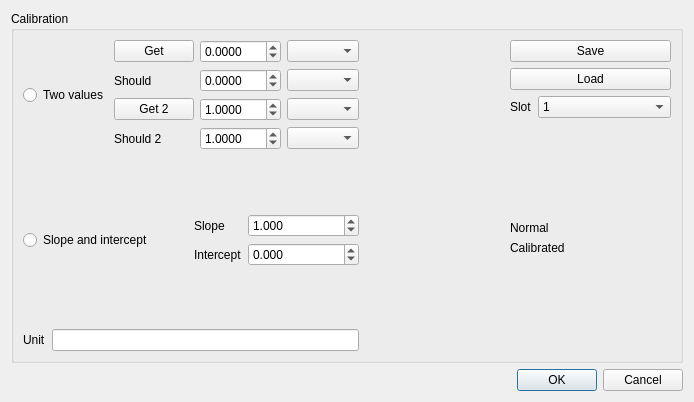
Old version of the form MeasurementValueLogging/ui_data/deviceSettingsDialog.ui in the repository leezu/MeasurementValueLogging.
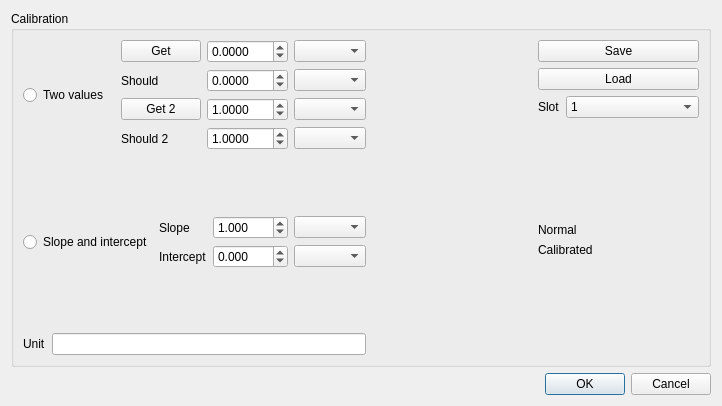
New version of the form.

Commit message: Refactoring and reworking of deviceSettings

What changed in the file:
```diff
--- a/MeasurementValueLogging/ui_data/deviceSettingsDialog.ui
+++ b/MeasurementValueLogging/ui_data/deviceSettingsDialog.ui
@@ -6,8 +6,8 @@
    <rect>
     <x>0</x>
     <y>0</y>
-    <width>694</width>
-    <height>402</height>
+    <width>722</width>
+    <height>406</height>
    </rect>
   </property>
   <property name="windowTitle">
@@ -225,22 +225,6 @@
               </property>
              </widget>
             </item>
-            <item row="0" column="1">
-             <widget class="QDoubleSpinBox" name="slope">
-              <property name="decimals">
-               <number>3</number>
-              </property>
-              <property name="minimum">
-               <double>-100.000000000000000</double>
-              </property>
-              <property name="maximum">
-               <double>100.000000000000000</double>
-              </property>
-              <property name="value">
-               <double>1.000000000000000</double>
-              </property>
-             </widget>
-            </item>
             <item row="1" column="0">
              <widget class="QLabel" name="label_6">
               <property name="text">
@@ -251,18 +235,48 @@
               </property>
              </widget>
             </item>
+            <item row="0" column="1">
+             <layout class="QHBoxLayout" name="horizontalLayout_8">
+              <item>
+               <widget class="QDoubleSpinBox" name="slope">
+                <property name="decimals">
+                 <number>3</number>
+                </property>
+                <property name="minimum">
+                 <double>-100.000000000000000</double>
+                </property>
+                <property name="maximum">
+                 <double>100.000000000000000</double>
+                </property>
+                <property name="value">
+                 <double>1.000000000000000</double>
+                </property>
+               </widget>
+              </item>
+              <item>
+               <widget class="QComboBox" name="slopePrefix"/>
+              </item>
+             </layout>
+            </item>
             <item row="1" column="1">
-             <widget class="QDoubleSpinBox" name="intercept">
-              <property name="decimals">
-               <number>3</number>
-              </property>
-              <property name="minimum">
-               <double>-100.000000000000000</double>
-              </property>
-              <property name="maximum">
-               <double>100.000000000000000</double>
-              </property>
-             </widget>
+             <layout class="QHBoxLayout" name="horizontalLayout_9">
+              <item>
+               <widget class="QDoubleSpinBox" name="intercept">
+                <property name="decimals">
+                 <number>3</number>
+                </property>
+                <property name="minimum">
+                 <double>-100.000000000000000</double>
+                </property>
+                <property name="maximum">
+                 <double>100.000000000000000</double>
+                </property>
+               </widget>
+              </item>
+              <item>
+               <widget class="QComboBox" name="interceptPrefix"/>
+              </item>
+             </layout>
             </item>
            </layout>
           </item>
```
Left out of the diff: 42 changed lines with no effect on the pictures. The commit also changes 2 other files.
